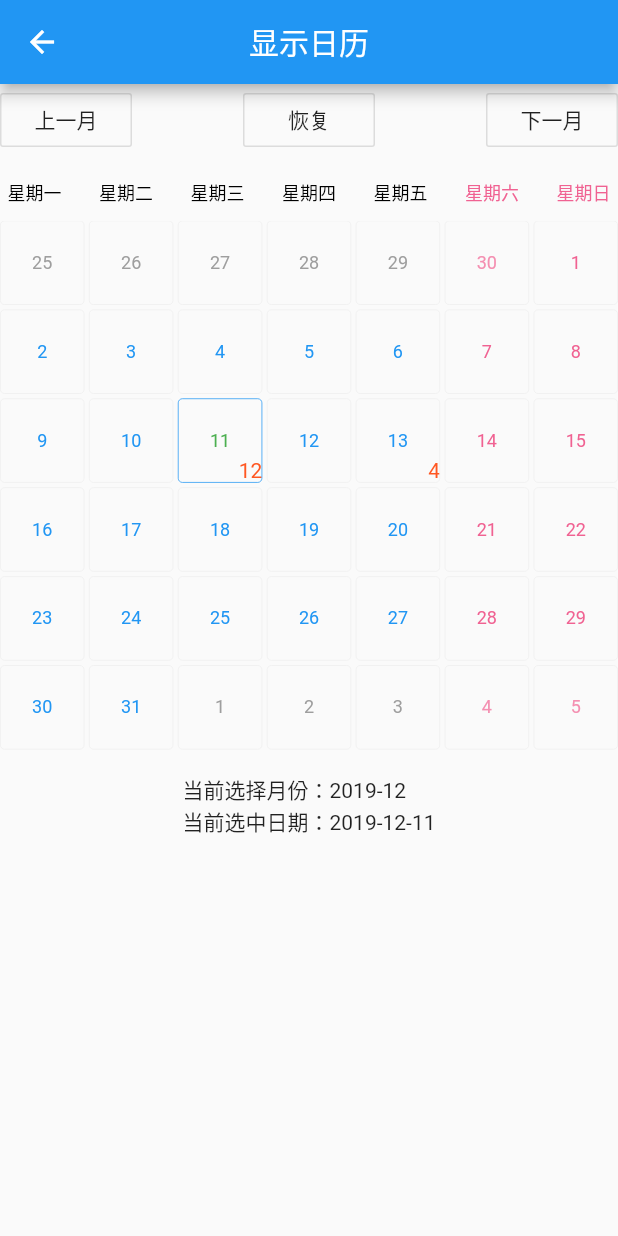
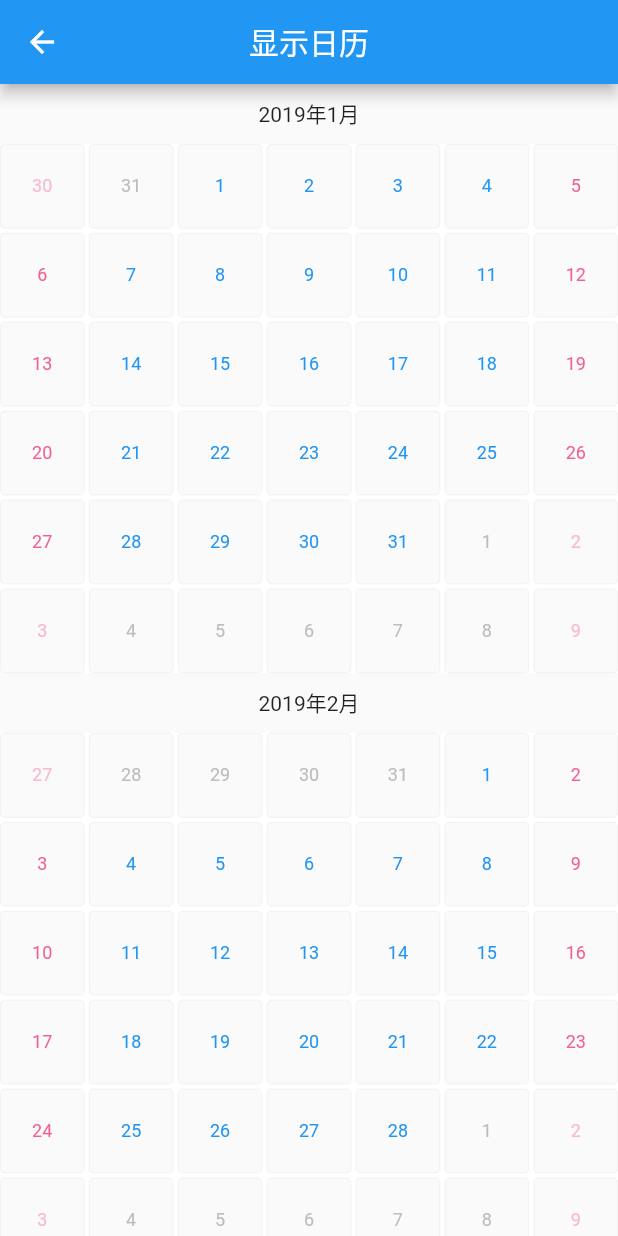
Before and after one commit to OpenFlutter/mini_calendar, a Flutter app: the CalendarViewPage screen opened directly, on a phone screen of 412 x 824 dp. Run offline on Flutter 3.47's test engine with Material 2 defaults, Android fonts, the phone set to English and light mode, and no system bars.

Commit message:
重新设计模型

```diff
--- a/example/lib/calendar_view.dart
+++ b/example/lib/calendar_view.dart
@@ -9,74 +9,33 @@ class CalendarViewPage extends StatefulWidget {
 
 class _CalendarViewPageState extends State<CalendarViewPage> {
   DateDay currentDay = DateDay.now();
-  DateDay currentMonth = DateDay.now();
-  MiniCalender _calender;
+  DateMonth currentMonth = DateMonth.now();
 
   @override
   Widget build(BuildContext context) {
-    if (_calender == null) {
-      _calender = MiniCalender(
-        currentDay: currentDay,
-        minTime: DateDay.now().copyWith(month: 1),
-        maxTime: DateDay.now().copyWith(month: 12),
-        width: MediaQuery.of(context).size.width,
-        marks: {DateDay.now(): 12, DateDay.now().add(Duration(days: 2)): 4},
-        onDaySelected: (day, data) {
-          currentDay = day.copyWith();
+    double width = MediaQuery.of(context).size.width;
+    List<Widget> months = [];
+    List.generate(12, (index) {
+      months
+        ..add(Container(
+          height: 40,
+          alignment: Alignment.center,
+          child: Text("2019年${index + 1}月"),
+        ))
+        ..add(Container(
+            width: width,
+            child: MonthWidget(
+              currentMonth: DateMonth(2019, index + 1),
+              width: width,
+              color: Colors.white,
+            )));
+    });
 
-          setState(() {});
-        },
-        buildMark: (ctx, day, data) {
-          return Positioned(
-            bottom: 0,
-            right: 0,
-            child: Text(
-              "$data",
-              style: TextStyle(fontSize: 14, color: Colors.deepOrange),
-            ),
-          );
-        },
-        onMonthChange: (month) {
-          currentMonth = month;
-          setState(() {});
-        },
-      );
-    }
     return Scaffold(
-      appBar: AppBar(
-        title: Text('显示日历'),
-        centerTitle: true,
-      ),
-      body: Column(
-        children: <Widget>[
-          Row(mainAxisAlignment: MainAxisAlignment.spaceBetween, children: <Widget>[
-            OutlineButton(
-              onPressed: () {
-                _calender.prev();
-              },
-              child: Text('上一月'),
-            ),
-            OutlineButton(
-              onPressed: () {
-                _calender.goToDay(DateDay.now());
-              },
-              child: Text('恢复'),
-            ),
-            OutlineButton(
-              onPressed: () {
-                _calender.next();
-              },
-              child: Text('下一月'),
-            ),
-          ]),
-          Container(
-            width: MediaQuery.of(context).size.width,
-            height: MediaQuery.of(context).size.width,
-            child: _calender,
-          ),
-          Text("当前选择月份：${currentMonth.year}-${currentMonth.month}\n当前选中日期：$currentDay")
-        ],
-      ),
-    );
+        appBar: AppBar(
+          title: Text('显示日历'),
+          centerTitle: true,
+        ),
+        body: ListView(children: months));
   }
 }
--- a/lib/handle.dart
+++ b/lib/handle.dart
@@ -1,5 +1,5 @@
 import 'package:flutter/material.dart';
 
 TextStyle defaultDayStyle = TextStyle(fontSize: 12, color: Colors.blue);
-TextStyle disableDayStyle = TextStyle(fontSize: 12, color: Colors.grey);
+TextStyle disableDayStyle = TextStyle(fontSize: 12, color: Colors.grey[400]);
 TextStyle weekDayStyle = TextStyle(fontSize: 12, color: Colors.pink);
--- a/lib/mini_calendar.dart
+++ b/lib/mini_calendar.dart
@@ -5,6 +5,8 @@ import 'package:mini_calendar/model/date_day.dart';
 
 export 'widget/calendar_widget.dart';
 export 'model/date_day.dart';
+export 'model/date_month.dart';
+export 'widget/month_widget.dart';
 
 /// 构建Mark,[day]-日期，[data]-数据
 typedef Widget BuildMark<T>(BuildContext context, DateDay day, T data);
--- a/lib/model/date_day.dart
+++ b/lib/model/date_day.dart
@@ -1,78 +1,32 @@
-class DateDay {
-  DateTime _time;
-  DateTime get time => _time;
+import 'package:mini_calendar/model/date_month.dart';
 
-  int _year;
-  int get year => _year;
+class DateDay extends DateMonth{
 
-  int _month;
-  int get month => _month;
+  int day;
 
-  int _day;
-  int get day => _day;
+  DateDay([int year, int month, int day]) : this.dateTime(DateTime(year, month, day));
 
-  int _maxDays;
-  int get maxDays => _maxDays;
-
-  DateDay get monthFirstDay => DateDay(year, month, 1);
-
-  DateDay get monthEndDay => DateDay(year, month, maxDays);
-
-  DateDay([int year, int month, int day]) : this._(DateTime(year, month, day));
-
-  DateDay._([this._time]) {
-    _year = _time.year;
-    _month = _time.month;
-    _day = _time.day;
-    _maxDays = DateTime(time.year, time.month + 1, 1).add(Duration(days: -1)).day;
+  DateDay.dateTime(DateTime time) : super.dateTime(time){
+    this.day = time.day;
   }
-
-  DateDay.dateTime(DateTime time) : this._(time);
+  DateDay.now() : this.dateTime(DateTime.now());
 
   DateDay copyWith({int year, int month, int day}) {
     return DateDay(year ?? this.year, month ?? this.month, day ?? this.day);
   }
+  DateDay subtract(Duration duration) =>
+      DateDay.dateTime(time.subtract(duration));
 
-  DateDay.now() : this._(DateTime.now());
+  DateDay add(Duration duration) => DateDay.dateTime(time.add(duration));
 
   bool isToday() => this == DateDay.now();
 
-  DateDay subtract(Duration duration) => DateDay.dateTime(_time.subtract(duration));
-
-  DateDay add(Duration duration) => DateDay.dateTime(_time.add(duration));
-
-  int get weekday => _time.weekday;
-
   @override
   String toString() {
-    String y = _fourDigits(year);
-    String m = _twoDigits(month);
-    String d = _twoDigits(day);
+    String y = fourDigits(year);
+    String m = twoDigits(month);
+    String d = twoDigits(day);
     return "$y-$m-$d";
-  }
-
-  @override
-  bool operator ==(Object other) => identical(this, other) || other is DateDay && num == other.num;
-
-  bool operator >(Object other) => other is DateDay && runtimeType == other.runtimeType && num > other.num;
-
-  bool operator <(Object other) => other is DateDay && runtimeType == other.runtimeType && num < other.num;
-
-  @override
-  int get hashCode => num.hashCode;
-
-  static String _fourDigits(int n) {
-    int absN = n.abs();
-    String sign = n < 0 ? "-" : "";
-    if (absN >= 1000) return "$n";
-    if (absN >= 100) return "${sign}0$absN";
-    if (absN >= 10) return "${sign}00$absN";
-    return "${sign}000$absN";
-  }
-
-  static String _twoDigits(int n) {
-    if (n >= 10) return "$n";
-    return "0$n";
   }
 
   int get num => year * 10000 + month * 100 + day;
--- /dev/null
+++ b/lib/model/date_month.dart
@@ -0,0 +1,73 @@
+import 'date_day.dart';
+
+class DateMonth {
+  DateTime time;
+
+  int year;
+
+  int month;
+
+  int maxDays;
+
+  DateDay get monthFirstDay => DateDay(year, month, 1);
+
+  DateDay get monthEndDay => DateDay(year, month, maxDays);
+
+  DateMonth([int year, int month]) : this.dateTime(DateTime(year, month, 1));
+
+  DateMonth.dateTime(this.time) {
+    year = this.time.year;
+    month = this.time.month;
+    maxDays = DateTime(this.time.year, this.time.month + 1, 1)
+        .add(Duration(days: -1))
+        .day;
+  }
+  DateMonth.now() : this.dateTime(DateTime.now());
+
+  DateMonth copyWith({int year, int month}) {
+    return DateMonth(year ?? this.year, month ?? this.month);
+  }
+
+  DateMonth subtract(Duration duration) =>
+      DateMonth.dateTime(time.subtract(duration));
+
+  DateMonth add(Duration duration) => DateMonth.dateTime(time.add(duration));
+
+  int get weekday => time.weekday;
+
+  @override
+  String toString() {
+    String y = fourDigits(year);
+    String m = twoDigits(month);
+    return "$y-$m";
+  }
+
+  @override
+  bool operator ==(Object other) =>
+      identical(this, other) || other is DateMonth && num == other.num;
+
+  bool operator >(Object other) =>
+      other is DateMonth && runtimeType == other.runtimeType && num > other.num;
+
+  bool operator <(Object other) =>
+      other is DateMonth && runtimeType == other.runtimeType && num < other.num;
+
+  @override
+  int get hashCode => num.hashCode;
+
+  String fourDigits(int n) {
+    int absN = n.abs();
+    String sign = n < 0 ? "-" : "";
+    if (absN >= 1000) return "$n";
+    if (absN >= 100) return "${sign}0$absN";
+    if (absN >= 10) return "${sign}00$absN";
+    return "${sign}000$absN";
+  }
+
+  String twoDigits(int n) {
+    if (n >= 10) return "$n";
+    return "0$n";
+  }
+
+  int get num => year * 100 + month;
+}
--- a/lib/widget/calendar_widget.dart
+++ b/lib/widget/calendar_widget.dart
@@ -119,7 +119,7 @@ class MiniCalender<T> extends StatelessWidget {
       children: months
           .map(
             (month) => MonthWidget(
-              inMonth: month,
+              currentMonth: month,
               currentDay: _currentDay,
               dayHeight: dayHeight,
               width: width,
--- a/lib/widget/day_widget.dart
+++ b/lib/widget/day_widget.dart
@@ -7,7 +7,7 @@ class DayWidget<T> extends StatelessWidget {
   /// 当前显示的日期
   final DateDay dayTime;
 
-  /// 日期颜色
+  /// 日期样式
   final TextStyle style;
 
   /// 是否可选
@@ -53,7 +53,7 @@ class DayWidget<T> extends StatelessWidget {
     TextStyle _style = style;
     Color _sideColor = Colors.grey[200];
     if (dayTime.weekday > 5) {
-      _style = style.copyWith(color: edit ? Colors.pink[300] : Colors.pink[200]);
+      _style = style.copyWith(color: edit ? Colors.pink[300] : Colors.pink[100]);
     }
     if (dayTime.isToday()) {
       _style = style.copyWith(color: Colors.green);
--- a/lib/widget/month_widget.dart
+++ b/lib/widget/month_widget.dart
@@ -4,13 +4,17 @@
 ///
 import 'package:flutter/material.dart';
 import 'package:mini_calendar/mini_calendar.dart';
+import 'package:mini_calendar/model/date_month.dart';
 import '../model/date_day.dart';
 import '../handle.dart';
 import 'day_widget.dart';
 
 class MonthWidget<T> extends StatelessWidget {
   /// 所在月份
-  final DateDay inMonth;
+  final DateMonth currentMonth;
+
+  /// 当前选中日期
+  final DateDay currentDay;
 
   /// 边距
   final EdgeInsets padding;
@@ -33,12 +37,12 @@ class MonthWidget<T> extends StatelessWidget {
   /// 标记
   final Map<DateDay, T> marks;
 
-  /// 当前选中日期
-  final DateDay currentDay;
+  /// 第一列是星期几（1，2，3，4，5，6，7）
+  final int firstWeek;
 
   const MonthWidget({
     Key key,
-    this.inMonth,
+    this.currentMonth,
     this.padding = const EdgeInsets.all(0),
     this.color = Colors.transparent,
     this.dayHeight,
@@ -47,18 +51,25 @@ class MonthWidget<T> extends StatelessWidget {
     this.marks = const {},
     this.onDaySelected,
     this.currentDay,
+    this.firstWeek = 7,
   }) : super(key: key);
 
   @override
   Widget build(BuildContext context) {
     double _dayWidth = (width - padding.left - padding.right - 18.0) / 7.0;
     double _dayHeight = dayHeight ?? _dayWidth;
-    int startWeek = inMonth.monthFirstDay.weekday;
+    int startWeek = currentMonth.monthFirstDay.weekday;
     List<Widget> items = [];
     DateDay _time = DateDay.now();
-    for (int i = 1; i < startWeek; i++) {
+    int headSize = 0;
+    if(startWeek>firstWeek){
+      headSize = startWeek-firstWeek;
+    }else if(startWeek < firstWeek){
+      headSize = 7 - firstWeek + startWeek;
+    }
+    List.generate(headSize, (index){
       _time =
-          DateDay(inMonth.monthFirstDay.year, inMonth.monthFirstDay.month, 1).subtract(Duration(days: startWeek - i));
+          DateDay(currentMonth.monthFirstDay.year, currentMonth.monthFirstDay.month, 1).subtract(Duration(days: startWeek - index));
       items.add(DayWidget(
         dayTime: _time,
         style: disableDayStyle,
@@ -71,9 +82,28 @@ class MonthWidget<T> extends StatelessWidget {
         currentDay: currentDay,
         edit: false,
       ));
-    }
-    List.generate(inMonth.maxDays, (index) {
-      _time = DateDay(inMonth.monthFirstDay.year, inMonth.monthFirstDay.month, 1).add(Duration(days: index));
+    });
+
+
+
+//    for (int i = 1; i < startWeek; i++) {
+//      _time =
+//          DateDay(currentMonth.monthFirstDay.year, currentMonth.monthFirstDay.month, 1).subtract(Duration(days: startWeek - i));
+//      items.add(DayWidget(
+//        dayTime: _time,
+//        style: disableDayStyle,
+//        height: _dayHeight,
+//        width: _dayWidth,
+//        hasMark: marks.containsKey(_time),
+//        data: marks[_time],
+//        buildMark: buildMark,
+//        onDaySelected: onDaySelected,
+//        currentDay: currentDay,
+//        edit: false,
+//      ));
+//    }
+    List.generate(currentMonth.maxDays, (index) {
+      _time = DateDay(currentMonth.monthFirstDay.year, currentMonth.monthFirstDay.month, 1).add(Duration(days: index));
       items.add(DayWidget(
         dayTime: _time,
         style: defaultDayStyle,
@@ -86,9 +116,12 @@ class MonthWidget<T> extends StatelessWidget {
         currentDay: currentDay,
       ));
     });
-    int endWeek = inMonth.monthEndDay.weekday;
-    for (int i = 1; i < 8 - endWeek; i++) {
-      _time = DateDay(inMonth.monthEndDay.year, inMonth.monthEndDay.month, inMonth.maxDays).add(Duration(days: i));
+
+
+    int endSize = 42 - headSize - currentMonth.maxDays;
+//    int endWeek = currentMonth.monthEndDay.weekday;
+    for (int i = 1; i <= endSize; i++) {
+      _time = DateDay(currentMonth.monthEndDay.year, currentMonth.monthEndDay.month, currentMonth.maxDays).add(Duration(days: i));
       items.add(DayWidget(
         dayTime: _time,
         style: disableDayStyle,
@@ -104,7 +137,7 @@ class MonthWidget<T> extends StatelessWidget {
     }
 
     return Container(
-      height: _dayHeight * 7 + padding.top + padding.bottom,
+      height: _dayHeight * 6 + padding.top  + padding.bottom + 15,
       width: width,
       padding: padding,
       color: color,
```
Also changed, not shown: 1 other file.
